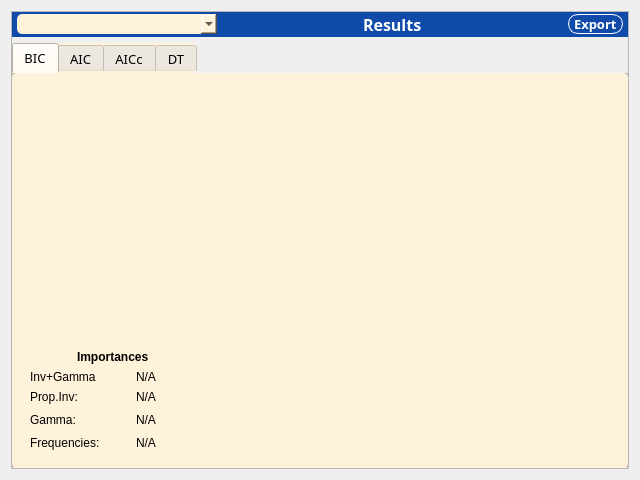
Qt form src/gui/resultsdialog.ui (ddarriba/modeltest) before a commit.
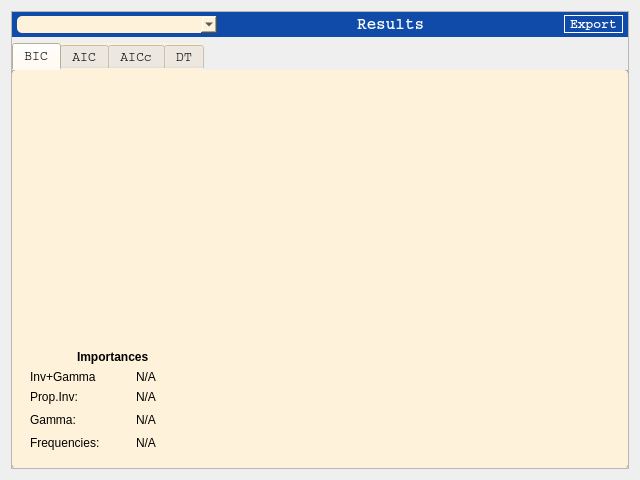
The same form after that commit. Icons and pictures are not drawn.

```diff
--- a/src/gui/resultsdialog.ui
+++ b/src/gui/resultsdialog.ui
@@ -92,7 +92,7 @@
            </property>
            <property name="font">
             <font>
-             <family>Courier 10 Pitch</family>
+             <family>Courier</family>
              <pointsize>10</pointsize>
             </font>
            </property>
@@ -118,7 +118,7 @@
           <widget class="QLabel" name="label">
            <property name="font">
             <font>
-             <family>Courier 10 Pitch</family>
+             <family>Courier</family>
              <pointsize>12</pointsize>
              <weight>75</weight>
              <bold>true</bold>
@@ -149,7 +149,7 @@
           <widget class="QPushButton" name="tool_results_export">
            <property name="font">
             <font>
-             <family>Courier 10 Pitch</family>
+             <family>Courier</family>
              <pointsize>10</pointsize>
              <weight>75</weight>
              <bold>true</bold>
@@ -170,7 +170,7 @@
        <widget class="QTabWidget" name="results_content">
         <property name="font">
          <font>
-          <family>Courier 10 Pitch</family>
+          <family>Courier</family>
           <pointsize>10</pointsize>
          </font>
         </property>
@@ -207,7 +207,7 @@
            <widget class="QTableView" name="table_results_bic">
             <property name="font">
              <font>
-              <family>Courier 10 Pitch</family>
+              <family>Courier</family>
               <pointsize>10</pointsize>
              </font>
             </property>
```
Left out of the diff: 6 changed lines with no effect on the pictures.
